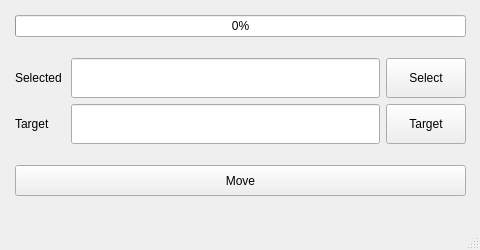
First picture: the form in resources/ui/app_window.ui, repository komastar/PhotoSelectHelper, before the edit.
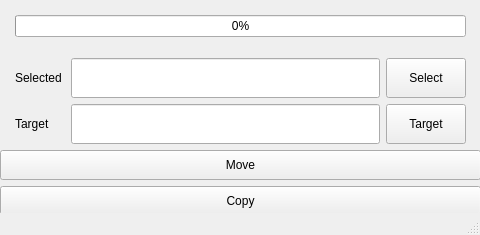
Second picture: the form after the edit.

```diff
--- a/resources/ui/app_window.ui
+++ b/resources/ui/app_window.ui
@@ -7,11 +7,11 @@
     <x>0</x>
     <y>0</y>
     <width>480</width>
-    <height>250</height>
+    <height>235</height>
    </rect>
   </property>
   <property name="sizePolicy">
-   <sizepolicy hsizetype="Preferred" vsizetype="Preferred">
+   <sizepolicy hsizetype="Minimum" vsizetype="Minimum">
     <horstretch>0</horstretch>
     <verstretch>0</verstretch>
    </sizepolicy>
@@ -19,13 +19,13 @@
   <property name="minimumSize">
    <size>
     <width>480</width>
-    <height>250</height>
+    <height>235</height>
    </size>
   </property>
   <property name="maximumSize">
    <size>
     <width>480</width>
-    <height>250</height>
+    <height>235</height>
    </size>
   </property>
   <property name="windowTitle">
@@ -56,7 +56,7 @@
       <x>0</x>
       <y>0</y>
       <width>481</width>
-      <height>211</height>
+      <height>215</height>
      </rect>
     </property>
     <layout class="QVBoxLayout" name="window_layout">
@@ -244,27 +244,9 @@
       </layout>
      </item>
      <item>
-      <layout class="QHBoxLayout" name="horizontalLayout" stretch="0">
-       <property name="spacing">
-        <number>45</number>
-       </property>
-       <property name="sizeConstraint">
-        <enum>QLayout::SetDefaultConstraint</enum>
-       </property>
-       <property name="leftMargin">
-        <number>15</number>
-       </property>
-       <property name="topMargin">
-        <number>15</number>
-       </property>
-       <property name="rightMargin">
-        <number>15</number>
-       </property>
-       <property name="bottomMargin">
-        <number>15</number>
-       </property>
+      <layout class="QVBoxLayout" name="verticalLayout_2">
        <item>
-        <widget class="QPushButton" name="copy_button">
+        <widget class="QPushButton" name="move_button">
          <property name="sizePolicy">
           <sizepolicy hsizetype="Expanding" vsizetype="Expanding">
            <horstretch>0</horstretch>
@@ -276,6 +258,19 @@
          </property>
         </widget>
        </item>
+       <item>
+        <widget class="QPushButton" name="copy_button">
+         <property name="sizePolicy">
+          <sizepolicy hsizetype="Expanding" vsizetype="Expanding">
+           <horstretch>0</horstretch>
+           <verstretch>0</verstretch>
+          </sizepolicy>
+         </property>
+         <property name="text">
+          <string>Copy</string>
+         </property>
+        </widget>
+       </item>
       </layout>
      </item>
     </layout>
```
